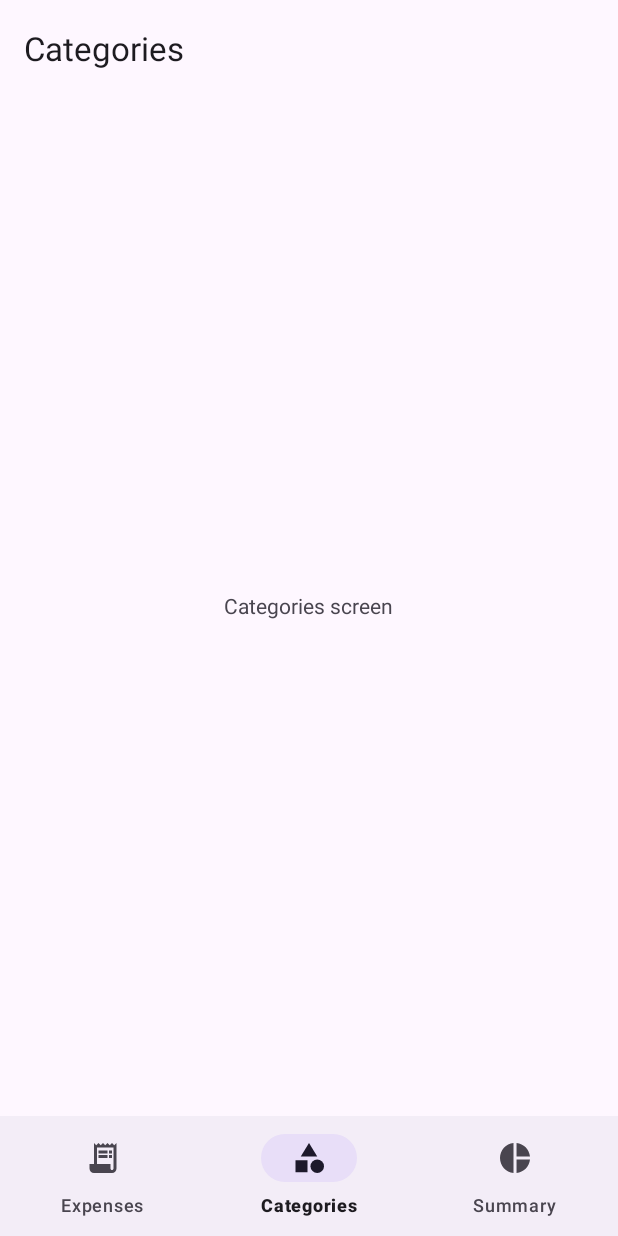
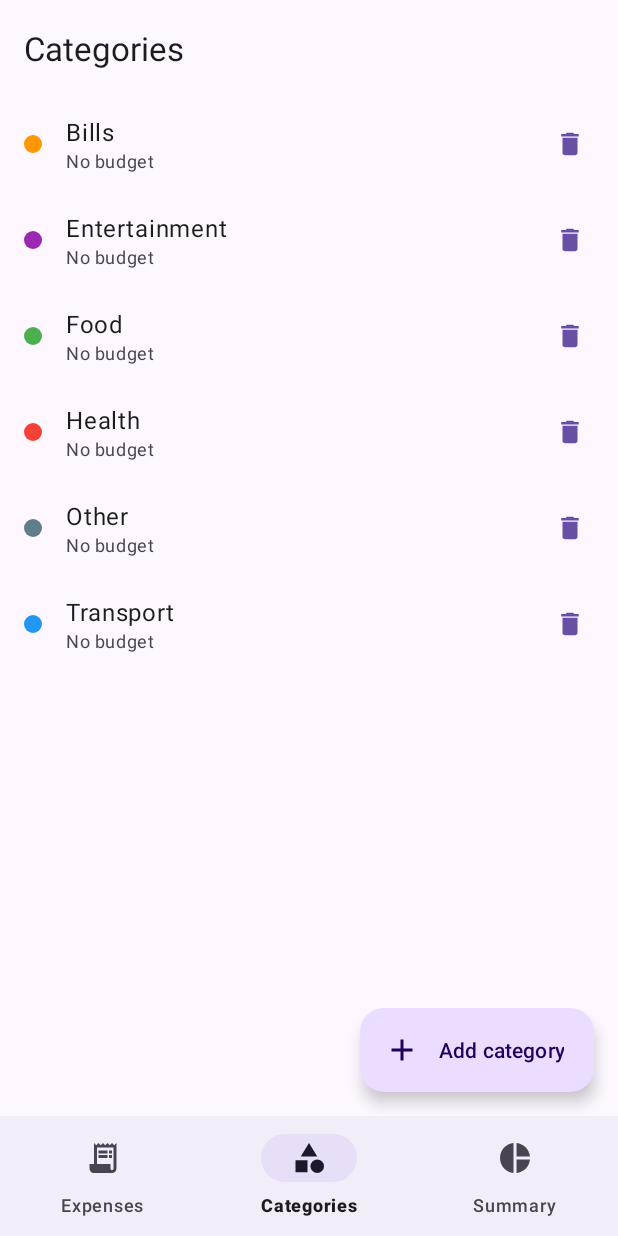
Before and after one commit to KristiyanMakedonski1020/MobileApps2025-2401321020, an Android app: the screen it shows after launch (MainActivity), item 2 of the bottom bar chosen, on a phone screen of 412 x 824 dp. Run offline under Robolectric (Android 15) with nearby library versions, the phone set to English and light mode, and no system bars; our stand-ins replace Room's generated code, navigation-ui.

Commit message:
feat: add categories management

```diff
--- a/app/src/main/java/com/mobileapp2025/expensebudget/ui/ViewModelFactory.kt
+++ b/app/src/main/java/com/mobileapp2025/expensebudget/ui/ViewModelFactory.kt
@@ -6,6 +6,7 @@ import androidx.lifecycle.createSavedStateHandle
 import androidx.lifecycle.viewmodel.CreationExtras
 import com.mobileapp2025.expensebudget.AppContainer
 import com.mobileapp2025.expensebudget.ui.addedit.AddEditExpenseViewModel
+import com.mobileapp2025.expensebudget.ui.categories.CategoriesViewModel
 import com.mobileapp2025.expensebudget.ui.expenses.ExpensesViewModel
 
 /**
@@ -30,6 +31,8 @@ class ViewModelFactory(private val container: AppContainer) : ViewModelProvider.
                     container.categoryRepository,
                     handle,
                 )
+            modelClass.isAssignableFrom(CategoriesViewModel::class.java) ->
+                CategoriesViewModel(container.categoryRepository)
             else -> throw IllegalArgumentException("Unknown ViewModel: ${modelClass.name}")
         } as T
     }
--- /dev/null
+++ b/app/src/main/java/com/mobileapp2025/expensebudget/ui/categories/CategoriesAdapter.kt
@@ -0,0 +1,62 @@
+package com.mobileapp2025.expensebudget.ui.categories
+
+import android.content.res.ColorStateList
+import android.graphics.Color
+import android.view.LayoutInflater
+import android.view.ViewGroup
+import androidx.recyclerview.widget.DiffUtil
+import androidx.recyclerview.widget.ListAdapter
+import androidx.recyclerview.widget.RecyclerView
+import com.mobileapp2025.expensebudget.R
+import com.mobileapp2025.expensebudget.data.local.entity.CategoryEntity
+import com.mobileapp2025.expensebudget.databinding.ItemCategoryBinding
+import com.mobileapp2025.expensebudget.domain.CurrencyFormatter
+
+/**
+ * Shows the categories. Tapping a row edits it, the trash icon deletes it.
+ */
+class CategoriesAdapter(
+    private val onEdit: (CategoryEntity) -> Unit,
+    private val onDelete: (CategoryEntity) -> Unit,
+) : ListAdapter<CategoryEntity, CategoriesAdapter.CategoryViewHolder>(CategoryDiffCallback) {
+
+    override fun onCreateViewHolder(parent: ViewGroup, viewType: Int): CategoryViewHolder {
+        val binding = ItemCategoryBinding.inflate(LayoutInflater.from(parent.context), parent, false)
+        return CategoryViewHolder(binding)
+    }
+
+    override fun onBindViewHolder(holder: CategoryViewHolder, position: Int) {
+        holder.bind(getItem(position))
+    }
+
+    inner class CategoryViewHolder(
+        private val binding: ItemCategoryBinding,
+    ) : RecyclerView.ViewHolder(binding.root) {
+
+        fun bind(category: CategoryEntity) {
+            val context = binding.root.context
+            val color = runCatching { Color.parseColor(category.colorHex) }.getOrDefault(Color.GRAY)
+            binding.viewColorDot.backgroundTintList = ColorStateList.valueOf(color)
+            binding.textName.text = category.name
+
+            val budget = category.monthlyBudgetCents
+            binding.textBudget.text = if (budget == null) {
+                context.getString(R.string.no_budget)
+            } else {
+                context.getString(R.string.budget_per_month, CurrencyFormatter.format(budget))
+            }
+
+            binding.root.setOnClickListener { onEdit(category) }
+            binding.buttonDelete.setOnClickListener { onDelete(category) }
+        }
+    }
+}
+
+private object CategoryDiffCallback : DiffUtil.ItemCallback<CategoryEntity>() {
+
+    override fun areItemsTheSame(oldItem: CategoryEntity, newItem: CategoryEntity) =
+        oldItem.id == newItem.id
+
+    override fun areContentsTheSame(oldItem: CategoryEntity, newItem: CategoryEntity) =
+        oldItem == newItem
+}
--- a/app/src/main/java/com/mobileapp2025/expensebudget/ui/categories/CategoriesFragment.kt
+++ b/app/src/main/java/com/mobileapp2025/expensebudget/ui/categories/CategoriesFragment.kt
@@ -4,17 +4,36 @@ import android.os.Bundle
 import android.view.LayoutInflater
 import android.view.View
 import android.view.ViewGroup
+import androidx.appcompat.app.AlertDialog
+import androidx.core.view.isVisible
 import androidx.fragment.app.Fragment
+import androidx.fragment.app.viewModels
+import androidx.lifecycle.Lifecycle
+import androidx.lifecycle.lifecycleScope
+import androidx.lifecycle.repeatOnLifecycle
+import com.google.android.material.dialog.MaterialAlertDialogBuilder
+import com.google.android.material.snackbar.Snackbar
+import com.mobileapp2025.expensebudget.BudgetApp
+import com.mobileapp2025.expensebudget.R
+import com.mobileapp2025.expensebudget.data.local.entity.CategoryEntity
 import com.mobileapp2025.expensebudget.databinding.FragmentCategoriesBinding
+import com.mobileapp2025.expensebudget.ui.ViewModelFactory
+import kotlinx.coroutines.launch
 
 /**
- * Manages expense categories and their monthly budgets.
- * Placeholder in Phase 2, fully implemented in Phase 7.
+ * Manages expense categories: list, add, edit and delete.
+ * A category that is used by expenses cannot be deleted.
  */
 class CategoriesFragment : Fragment() {
 
     private var _binding: FragmentCategoriesBinding? = null
     private val binding get() = _binding!!
+
+    private val viewModel: CategoriesViewModel by viewModels {
+        ViewModelFactory((requireActivity().application as BudgetApp).container)
+    }
+
+    private var confirmDialog: AlertDialog? = null
 
     override fun onCreateView(
         inflater: LayoutInflater,
@@ -25,7 +44,61 @@ class CategoriesFragment : Fragment() {
         return binding.root
     }
 
+    override fun onViewCreated(view: View, savedInstanceState: Bundle?) {
+        super.onViewCreated(view, savedInstanceState)
+
+        val adapter = CategoriesAdapter(
+            onEdit = { category -> showEditor(category) },
+            onDelete = { category -> confirmDelete(category) },
+        )
+        binding.recyclerCategories.adapter = adapter
+        binding.fabAdd.setOnClickListener { showEditor(null) }
+
+        viewLifecycleOwner.lifecycleScope.launch {
+            viewLifecycleOwner.repeatOnLifecycle(Lifecycle.State.STARTED) {
+                launch {
+                    viewModel.categories.collect { categories ->
+                        adapter.submitList(categories)
+                        binding.textEmpty.isVisible = categories.isEmpty()
+                        binding.recyclerCategories.isVisible = categories.isNotEmpty()
+                    }
+                }
+                launch {
+                    viewModel.events.collect { event ->
+                        when (event) {
+                            CategoriesEvent.CategoryInUse -> showInUseMessage()
+                        }
+                    }
+                }
+            }
+        }
+    }
+
+    private fun showEditor(category: CategoryEntity?) {
+        if (childFragmentManager.findFragmentByTag(CategoryDialogFragment.TAG) != null) return
+        CategoryDialogFragment.newInstance(category)
+            .show(childFragmentManager, CategoryDialogFragment.TAG)
+    }
+
+    private fun confirmDelete(category: CategoryEntity) {
+        confirmDialog = MaterialAlertDialogBuilder(requireContext())
+            .setTitle(R.string.delete_category_title)
+            .setMessage(getString(R.string.delete_category_message, category.name))
+            .setNegativeButton(R.string.cancel, null)
+            .setPositiveButton(R.string.delete) { _, _ -> viewModel.delete(category) }
+            .show()
+    }
+
+    private fun showInUseMessage() {
+        Snackbar.make(binding.root, R.string.category_in_use, Snackbar.LENGTH_LONG)
+            .setAnchorView(binding.fabAdd)
+            .show()
+    }
+
     override fun onDestroyView() {
+        confirmDialog?.dismiss()
+        confirmDialog = null
+        binding.recyclerCategories.adapter = null
         super.onDestroyView()
         _binding = null
     }
--- /dev/null
+++ b/app/src/main/java/com/mobileapp2025/expensebudget/ui/categories/CategoriesViewModel.kt
@@ -0,0 +1,90 @@
+package com.mobileapp2025.expensebudget.ui.categories
+
+import androidx.lifecycle.ViewModel
+import androidx.lifecycle.viewModelScope
+import com.mobileapp2025.expensebudget.data.local.entity.CategoryEntity
+import com.mobileapp2025.expensebudget.data.repository.CategoryInUseException
+import com.mobileapp2025.expensebudget.data.repository.CategoryRepository
+import com.mobileapp2025.expensebudget.domain.CategoryValidation
+import com.mobileapp2025.expensebudget.domain.CategoryValidator
+import kotlinx.coroutines.channels.Channel
+import kotlinx.coroutines.flow.Flow
+import kotlinx.coroutines.flow.SharingStarted
+import kotlinx.coroutines.flow.StateFlow
+import kotlinx.coroutines.flow.receiveAsFlow
+import kotlinx.coroutines.flow.stateIn
+import kotlinx.coroutines.launch
+
+/** One-time events for the categories screen. */
+sealed interface CategoriesEvent {
+    /** A category could not be deleted because expenses still use it. */
+    data object CategoryInUse : CategoriesEvent
+}
+
+/**
+ * Logic of the categories screen: the list, create / update and delete.
+ */
+class CategoriesViewModel(
+    private val categoryRepository: CategoryRepository,
+) : ViewModel() {
+
+    val categories: StateFlow<List<CategoryEntity>> = categoryRepository.observeAll()
+        .stateIn(viewModelScope, SharingStarted.WhileSubscribed(STOP_TIMEOUT_MS), emptyList())
+
+    private val eventChannel = Channel<CategoriesEvent>(Channel.BUFFERED)
+    val events: Flow<CategoriesEvent> = eventChannel.receiveAsFlow()
+
+    /**
+     * Validates the form and, when it is valid, saves the category in the background.
+     * [categoryId] equal to [NEW_CATEGORY_ID] creates a category, any other value updates it.
+     * The validation result is returned so the dialog can show the errors.
+     */
+    fun save(
+        categoryId: Long,
+        name: String,
+        colorHex: String,
+        budgetText: String,
+    ): CategoryValidation {
+        val otherNames = categories.value.filter { it.id != categoryId }.map { it.name }
+        val result = CategoryValidator.validate(name, budgetText, otherNames)
+        if (result is CategoryValidation.Valid) {
+            viewModelScope.launch {
+                if (categoryId == NEW_CATEGORY_ID) {
+                    categoryRepository.insert(
+                        CategoryEntity(
+                            name = result.name,
+                            colorHex = colorHex,
+                            monthlyBudgetCents = result.budgetCents,
+                        ),
+                    )
+                } else {
+                    categoryRepository.getById(categoryId)?.let { existing ->
+                        categoryRepository.update(
+                            existing.copy(
+                                name = result.name,
+                                colorHex = colorHex,
+                                monthlyBudgetCents = result.budgetCents,
+                            ),
+                        )
+                    }
+                }
+            }
+        }
+        return result
+    }
+
+    fun delete(category: CategoryEntity) {
+        viewModelScope.launch {
+            try {
+                categoryRepository.delete(category)
+            } catch (e: CategoryInUseException) {
+                eventChannel.send(CategoriesEvent.CategoryInUse)
+            }
+        }
+    }
+
+    companion object {
+        const val NEW_CATEGORY_ID = -1L
+        private const val STOP_TIMEOUT_MS = 5_000L
+    }
+}
--- /dev/null
+++ b/app/src/main/res/drawable/ic_delete.xml
@@ -0,0 +1,20 @@
+<!--
+  ~ Copyright (C) 2026 The Android Open Source Project
+  ~
+  ~ Licensed under the Apache License, Version 2.0 (the "License");
+  ~ you may not use this file except in compliance with the License.
+  ~ You may obtain a copy of the License at
+  ~
+  ~      http://www.apache.org/licenses/LICENSE-2.0
+  ~
+  ~ Unless required by applicable law or agreed to in writing, software
+  ~ distributed under the License is distributed on an "AS IS" BASIS,
+  ~ WITHOUT WARRANTIES OR CONDITIONS OF ANY KIND, either express or implied.
+  ~ See the License for the specific language governing permissions and
+  ~ limitations under the License.
+  -->
+<vector xmlns:android="http://schemas.android.com/apk/res/android" android:height="24dp" android:tint="#000000" android:viewportHeight="24" android:viewportWidth="24" android:width="24dp">
+
+    <path android:fillColor="@android:color/white" android:pathData="M6,19c0,1.1 0.9,2 2,2h8c1.1,0 2,-0.9 2,-2V7H6v12zM19,4h-3.5l-1,-1h-5l-1,1H5v2h14V4z"/>
+
+</vector>
--- a/app/src/main/res/layout/fragment_categories.xml
+++ b/app/src/main/res/layout/fragment_categories.xml
@@ -1,11 +1,32 @@
 <?xml version="1.0" encoding="utf-8"?>
 <FrameLayout xmlns:android="http://schemas.android.com/apk/res/android"
+    xmlns:app="http://schemas.android.com/apk/res-auto"
     android:layout_width="match_parent"
     android:layout_height="match_parent">
 
+    <androidx.recyclerview.widget.RecyclerView
+        android:id="@+id/recycler_categories"
+        android:layout_width="match_parent"
+        android:layout_height="match_parent"
+        android:clipToPadding="false"
+        android:paddingBottom="88dp"
+        app:layoutManager="androidx.recyclerview.widget.LinearLayoutManager" />
+
     <TextView
+        android:id="@+id/text_empty"
         android:layout_width="wrap_content"
         android:layout_height="wrap_content"
         android:layout_gravity="center"
-        android:text="@string/placeholder_categories" />
+        android:text="@string/no_categories"
+        android:textAppearance="?attr/textAppearanceBodyLarge"
+        android:visibility="gone" />
+
+    <com.google.android.material.floatingactionbutton.ExtendedFloatingActionButton
+        android:id="@+id/fab_add"
+        android:layout_width="wrap_content"
+        android:layout_height="wrap_content"
+        android:layout_gravity="bottom|end"
+        android:layout_margin="16dp"
+        android:text="@string/add_category"
+        app:icon="@drawable/ic_add" />
 </FrameLayout>
--- /dev/null
+++ b/app/src/main/res/layout/item_category.xml
@@ -0,0 +1,48 @@
+<?xml version="1.0" encoding="utf-8"?>
+<LinearLayout xmlns:android="http://schemas.android.com/apk/res/android"
+    xmlns:app="http://schemas.android.com/apk/res-auto"
+    android:layout_width="match_parent"
+    android:layout_height="wrap_content"
+    android:background="?attr/selectableItemBackground"
+    android:gravity="center_vertical"
+    android:minHeight="64dp"
+    android:orientation="horizontal"
+    android:paddingStart="16dp"
+    android:paddingEnd="8dp">
+
+    <View
+        android:id="@+id/view_color_dot"
+        android:layout_width="12dp"
+        android:layout_height="12dp"
+        android:background="@drawable/bg_color_dot" />
+
+    <LinearLayout
+        android:layout_width="0dp"
+        android:layout_height="wrap_content"
+        android:layout_marginHorizontal="16dp"
+        android:layout_weight="1"
+        android:orientation="vertical"
+        android:paddingVertical="8dp">
+
+        <TextView
+            android:id="@+id/text_name"
+            android:layout_width="match_parent"
+            android:layout_height="wrap_content"
+            android:textAppearance="?attr/textAppearanceBodyLarge" />
+
+        <TextView
+            android:id="@+id/text_budget"
+            android:layout_width="match_parent"
+            android:layout_height="wrap_content"
+            android:textAppearance="?attr/textAppearanceBodySmall"
+            android:textColor="?attr/colorOnSurfaceVariant" />
+    </LinearLayout>
+
+    <com.google.android.material.button.MaterialButton
+        android:id="@+id/button_delete"
+        style="@style/Widget.Material3.Button.IconButton"
+        android:layout_width="wrap_content"
+        android:layout_height="wrap_content"
+        android:contentDescription="@string/delete_category_cd"
+        app:icon="@drawable/ic_delete" />
+</LinearLayout>
--- /dev/null
+++ b/app/src/main/res/layout/item_color_chip.xml
@@ -0,0 +1,5 @@
+<?xml version="1.0" encoding="utf-8"?>
+<com.google.android.material.chip.Chip xmlns:android="http://schemas.android.com/apk/res/android"
+    style="@style/Widget.Material3.Chip.Filter"
+    android:layout_width="wrap_content"
+    android:layout_height="wrap_content" />
--- a/app/src/main/res/values/strings.xml
+++ b/app/src/main/res/values/strings.xml
@@ -6,7 +6,6 @@
     <string name = "title_summary">Summary</string>
     <string name = "title_add_edit_expense">Expenses</string>
 
-    <string name = "placeholder_categories">Categories screen</string>
     <string name = "placeholder_summary">Summary screen</string>
     <!-- Expenses screen -->
     <string name="previous_month">Previous month</string>
@@ -42,4 +41,33 @@
     <string name="error_category_required">Choose a category</string>
     <string name="error_note_too_long">Note is too long</string>
 
+    <!-- Categories -->
+    <string name="add_category">Add category</string>
+    <string name="new_category">New category</string>
+    <string name="edit_category">Edit category</string>
+    <string name="hint_category_name">Name</string>
+    <string name="hint_monthly_budget">Monthly budget (optional)</string>
+    <string name="helper_budget">Leave empty for no budget</string>
+    <string name="label_color">Color</string>
+    <string name="no_categories">No categories yet</string>
+    <string name="no_budget">No budget</string>
+    <string name="budget_per_month">Budget: %1$s / month</string>
+    <string name="delete_category_cd">Delete category</string>
+    <string name="delete_category_title">Delete category?</string>
+    <string name="delete_category_message">%1$s will be deleted permanently.</string>
+    <string name="category_in_use">This category is used by expenses and cannot be deleted</string>
+    <string name="error_name_empty">Enter a name</string>
+    <string name="error_name_too_long">Name is too long</string>
+    <string name="error_name_duplicate">A category with this name already exists</string>
+
+    <!-- Category color names -->
+    <string name="color_name_green">Green</string>
+    <string name="color_name_blue">Blue</string>
+    <string name="color_name_orange">Orange</string>
+    <string name="color_name_purple">Purple</string>
+    <string name="color_name_red">Red</string>
+    <string name="color_name_gray">Gray</string>
+    <string name="color_name_teal">Teal</string>
+    <string name="color_name_pink">Pink</string>
+
 </resources>
```
Also changed, not shown: app/src/main/java/com/mobileapp2025/expensebudget/domain/CategoryValidator.kt (added, +48 -0 lines), app/src/main/java/com/mobileapp2025/expensebudget/ui/AmountErrorText.kt (added, +15 -0 lines), app/src/main/java/com/mobileapp2025/expensebudget/ui/categories/CategoriesDialogFragment.kt (added, +146 -0 lines), app/src/main/java/com/mobileapp2025/expensebudget/ui/categories/CategoryColors.kt (added, +26 -0 lines), app/src/main/res/layout/dialog_category.xml (added, +64 -0 lines), 1 other file.
